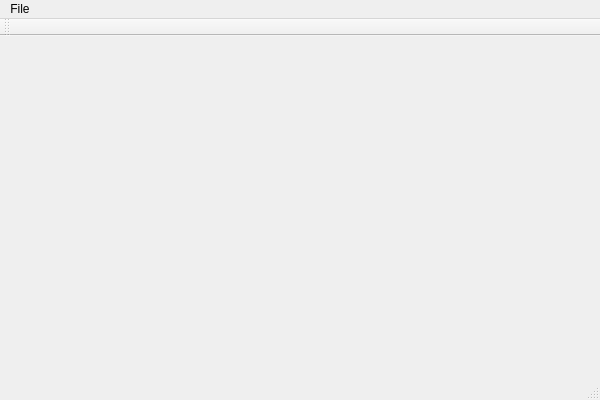
This is TwixtGUIQt/TwixtGUIQt.ui in ccaesar26/Twixt-Game as Qt 5 draws it before an edit. The edited form follows.
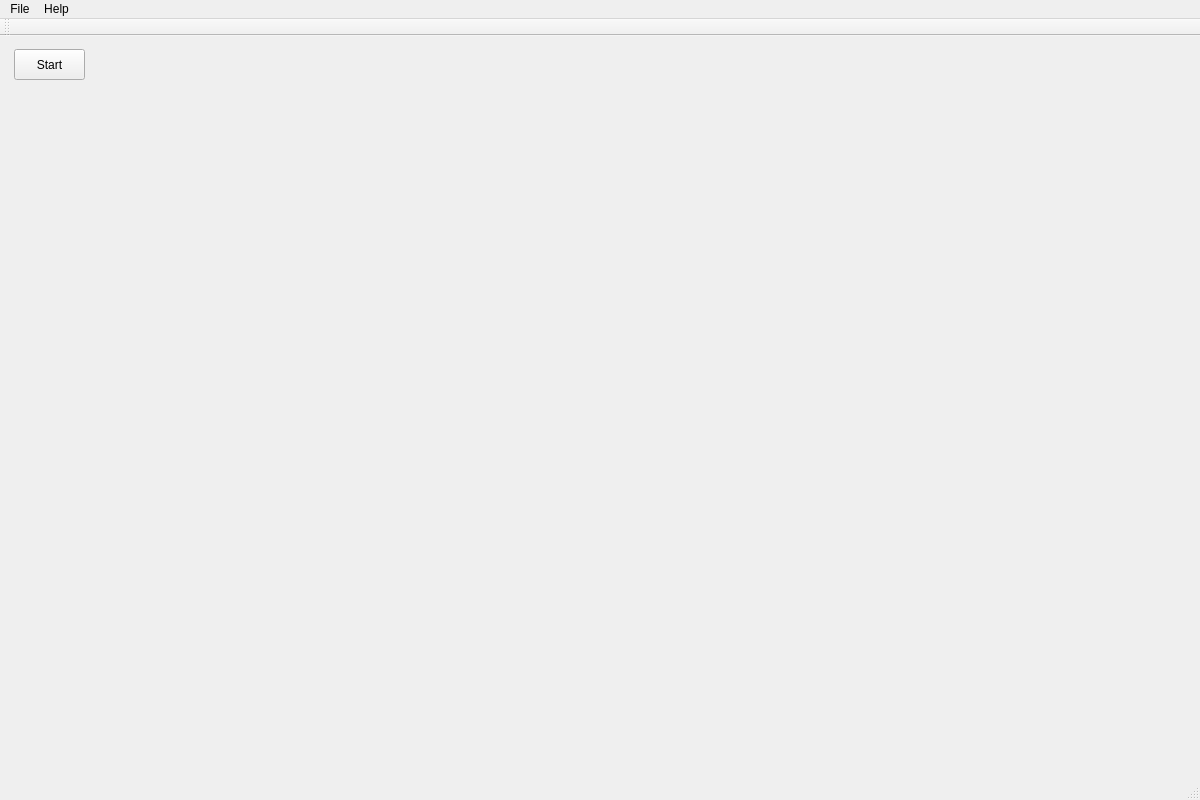
This is the edited form.

The edit to the form file:
```diff
--- a/TwixtGUIQt/TwixtGUIQt.ui
+++ b/TwixtGUIQt/TwixtGUIQt.ui
@@ -6,20 +6,34 @@
    <rect>
     <x>0</x>
     <y>0</y>
-    <width>600</width>
-    <height>400</height>
+    <width>1200</width>
+    <height>800</height>
    </rect>
   </property>
   <property name="windowTitle">
    <string>TwixtGUIQt</string>
   </property>
-  <widget class="QWidget" name="centralWidget"/>
+  <widget class="QWidget" name="centralWidget">
+   <widget class="QPushButton" name="pushButton">
+    <property name="geometry">
+     <rect>
+      <x>14</x>
+      <y>13</y>
+      <width>71</width>
+      <height>31</height>
+     </rect>
+    </property>
+    <property name="text">
+     <string>Start</string>
+    </property>
+   </widget>
+  </widget>
   <widget class="QMenuBar" name="menuBar">
    <property name="geometry">
     <rect>
      <x>0</x>
      <y>0</y>
-     <width>600</width>
+     <width>572</width>
      <height>22</height>
     </rect>
    </property>
@@ -32,7 +46,14 @@
     <addaction name="separator"/>
     <addaction name="actionExit"/>
    </widget>
+   <widget class="QMenu" name="menuHelp">
+    <property name="title">
+     <string>Help</string>
+    </property>
+    <addaction name="actionAbout"/>
+   </widget>
    <addaction name="menuFile"/>
+   <addaction name="menuHelp"/>
   </widget>
   <widget class="QToolBar" name="mainToolBar">
    <attribute name="toolBarArea">
```
Left out of the diff: 11 changed lines with no effect on the pictures.
